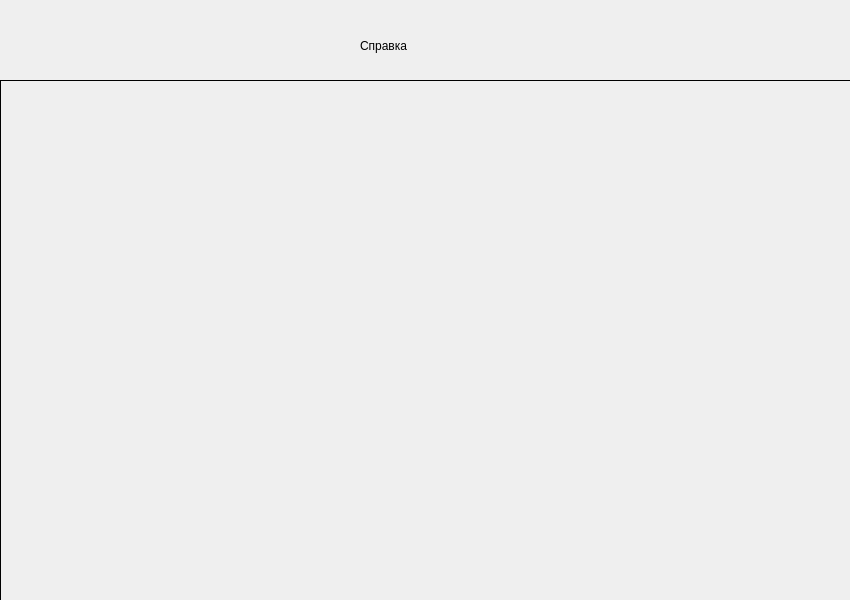
Old version of the form aboutpage.ui in the repository alpha4vit/polya-el-diary.
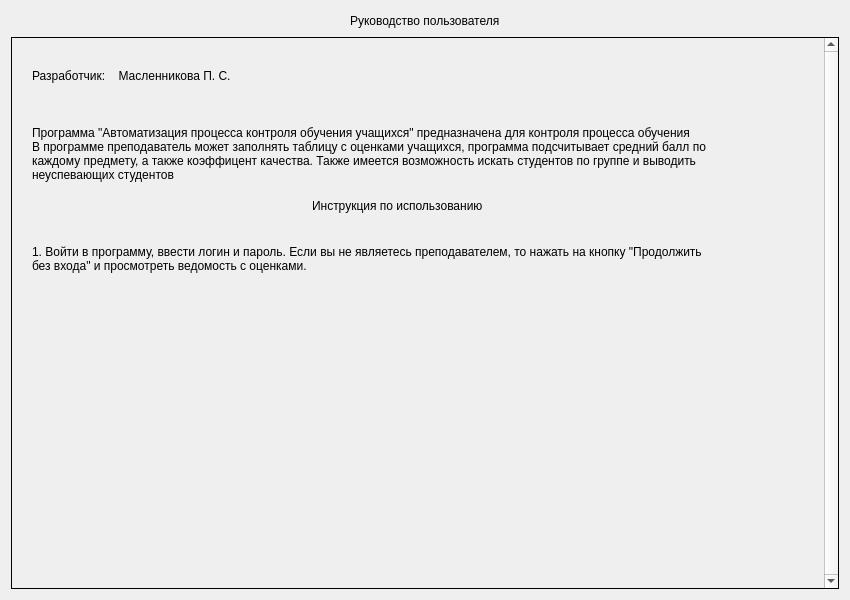
New version of the form. Icons and pictures are not drawn.

Patch:
```diff
--- a/aboutpage.ui
+++ b/aboutpage.ui
@@ -31,20 +31,54 @@
   <property name="windowTitle">
    <string>О программе</string>
   </property>
+  <layout class="QGridLayout" name="gridLayout">
+   <item row="0" column="1">
+    <widget class="QLabel" name="label_2">
+     <property name="styleSheet">
+      <string notr="true">
+font: 700 30pt &quot;SF Pro&quot;;</string>
+     </property>
+     <property name="text">
+      <string>Руководство пользователя</string>
+     </property>
+    </widget>
+   </item>
+   <item row="0" column="0">
+    <spacer name="horizontalSpacer">
+     <property name="orientation">
+      <enum>Qt::Horizontal</enum>
+     </property>
+     <property name="sizeHint" stdset="0">
+      <size>
+       <width>198</width>
+       <height>20</height>
+      </size>
+     </property>
+    </spacer>
+   </item>
+   <item row="0" column="2">
+    <spacer name="horizontalSpacer_2">
+     <property name="orientation">
+      <enum>Qt::Horizontal</enum>
+     </property>
+     <property name="sizeHint" stdset="0">
+      <size>
+       <width>194</width>
+       <height>20</height>
+      </size>
+     </property>
+    </spacer>
+   </item>
+   <item row="1" column="0" colspan="3">
   <widget class="QScrollArea" name="scrollArea">
-   <property name="geometry">
-    <rect>
-     <x>0</x>
-     <y>80</y>
-     <width>851</width>
-     <height>521</height>
-    </rect>
-   </property>
    <property name="styleSheet">
     <string notr="true">QScrollArea{
 background-color: black;
 }</string>
    </property>
+     <property name="verticalScrollBarPolicy">
+      <enum>Qt::ScrollBarAlwaysOn</enum>
+     </property>
    <property name="widgetResizable">
     <bool>true</bool>
    </property>
@@ -53,30 +87,104 @@
      <rect>
       <x>0</x>
       <y>0</y>
-      <width>849</width>
-      <height>519</height>
-     </rect>
-    </property>
-   </widget>
-  </widget>
-  <widget class="QLabel" name="label_2">
+        <width>808</width>
+        <height>528</height>
+       </rect>
+      </property>
+      <widget class="QLabel" name="label">
+       <property name="geometry">
+        <rect>
+         <x>20</x>
+         <y>30</y>
+         <width>251</width>
+         <height>16</height>
+        </rect>
+       </property>
+       <property name="styleSheet">
+        <string notr="true">font: 15pt &quot;SF Pro&quot;;</string>
+       </property>
+       <property name="text">
+        <string>Разработчик:    Масленникова П. С.</string>
+       </property>
+      </widget>
+      <widget class="QLabel" name="label_3">
+       <property name="geometry">
+        <rect>
+         <x>20</x>
+         <y>60</y>
+         <width>791</width>
+         <height>111</height>
+        </rect>
+       </property>
+       <property name="styleSheet">
+        <string notr="true">font: 500 13pt &quot;SF Pro&quot;;</string>
+       </property>
+       <property name="text">
+        <string>Программа &quot;Автоматизация процесса контроля обучения учащихся&quot; предназначена для контроля процесса обучения 
+В программе преподаватель может заполнять таблицу с оценками учащихся, программа подсчитывает средний балл по 
+каждому предмету, а также коэффицент качества. Также имеется возможность искать студентов по группе и выводить
+неуспевающих студентов </string>
+       </property>
+      </widget>
+      <widget class="QLabel" name="label_4">
    <property name="geometry">
     <rect>
-     <x>360</x>
-     <y>20</y>
-     <width>131</width>
-     <height>51</height>
+         <x>300</x>
+         <y>160</y>
+         <width>271</width>
+         <height>16</height>
     </rect>
    </property>
    <property name="styleSheet">
-    <string notr="true">
-font: 700 30pt &quot;SF Pro&quot;;</string>
+        <string notr="true">font: 700 18pt &quot;SF Pro&quot;;</string>
    </property>
    <property name="text">
-    <string>Cправка</string>
-   </property>
-  </widget>
- </widget>
- <resources/>
+        <string>Инструкция по использованию</string>
+       </property>
+      </widget>
+      <widget class="QLabel" name="label_5">
+       <property name="geometry">
+        <rect>
+         <x>20</x>
+         <y>180</y>
+         <width>801</width>
+         <height>81</height>
+        </rect>
+       </property>
+       <property name="styleSheet">
+        <string notr="true">font: 500 13pt &quot;SF Pro&quot;;</string>
+       </property>
+       <property name="text">
+        <string>1. Войти в программу, ввести логин и пароль. Если вы не являетесь преподавателем, то нажать на кнопку &quot;Продолжить
+без входа&quot; и просмотреть ведомость с оценками.</string>
+       </property>
+      </widget>
+      <widget class="QLabel" name="label_6">
+       <property name="geometry">
+        <rect>
+         <x>250</x>
+         <y>270</y>
+         <width>311</width>
+         <height>221</height>
+        </rect>
+       </property>
+       <property name="text">
+        <string/>
+       </property>
+       <property name="pixmap">
+        <pixmap resource="polinblin.qrc">:/res/login.png</pixmap>
+       </property>
+       <property name="scaledContents">
+        <bool>true</bool>
+       </property>
+      </widget>
+     </widget>
+    </widget>
+   </item>
+  </layout>
+ </widget>
+ <resources>
+  <include location="polinblin.qrc"/>
+ </resources>
  <connections/>
 </ui>
```
Lines whose indentation alone changed are shown as unchanged.
